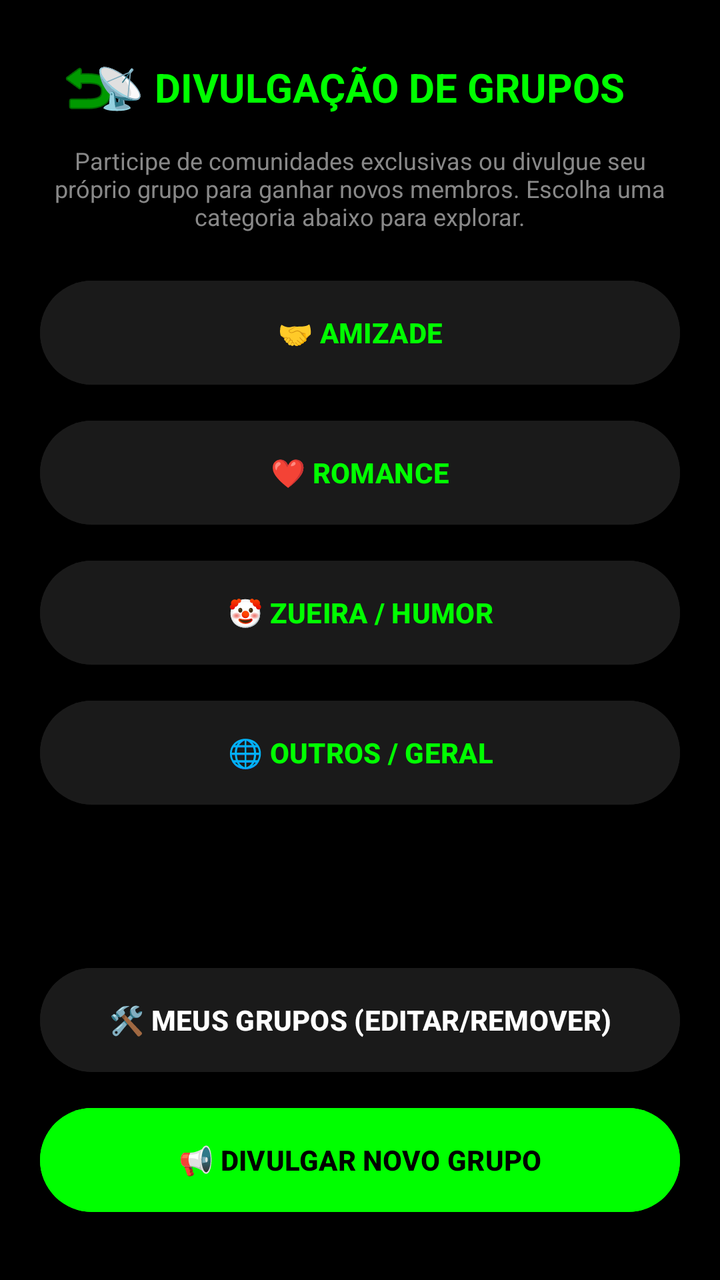
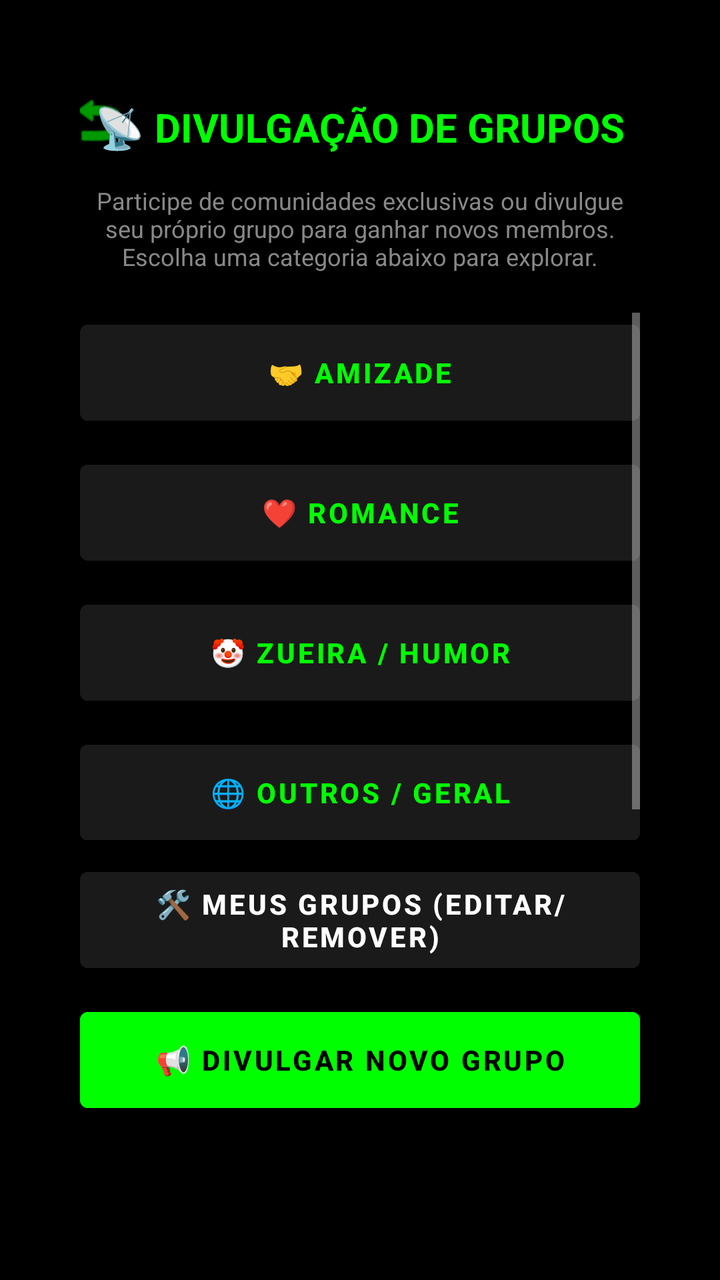

Before-and-after screenshots of an Android layout around one commit, followed by the original layout XML and the change that was made.
<!-- AndroidManifest.xml: application theme Theme.CyberSoberano -->
<!-- res/layout/activity_grupos_categorias.xml -->
<?xml version="1.0" encoding="utf-8"?>
<RelativeLayout xmlns:android="http://schemas.android.com/apk/res/android"
    android:layout_width="match_parent"
    android:layout_height="match_parent"
    android:background="#000000"
    android:padding="20dp">

    <ImageButton
        android:id="@+id/btnVoltar"
        android:layout_width="48dp"
        android:layout_height="48dp"
        android:layout_alignParentTop="true"
        android:background="?attr/selectableItemBackgroundBorderless"
        android:src="@android:drawable/ic_menu_revert"
        android:tint="#00FF00" />

    <TextView
        android:id="@+id/titulo"
        android:layout_width="wrap_content"
        android:layout_height="wrap_content"
        android:layout_centerHorizontal="true"
        android:layout_marginTop="10dp"
        android:text="📡 DIVULGAÇÃO DE GRUPOS"
        android:textColor="#00FF00"
        android:textSize="20sp"
        android:textStyle="bold" />

    <TextView
        android:id="@+id/txtDescricao"
        android:layout_width="match_parent"
        android:layout_height="wrap_content"
        android:layout_below="@id/titulo"
        android:layout_marginTop="15dp"
        android:gravity="center"
        android:text="Participe de comunidades exclusivas ou divulgue seu próprio grupo para ganhar novos membros. Escolha uma categoria abaixo para explorar."
        android:textColor="#888888"
        android:textSize="12sp" />

    <ScrollView
        android:layout_width="match_parent"
        android:layout_height="match_parent"
        android:layout_above="@id/btnMeusGrupos"
        android:layout_below="@id/txtDescricao"
        android:layout_marginTop="20dp"
        android:layout_marginBottom="10dp">

        <LinearLayout
            android:layout_width="match_parent"
            android:layout_height="wrap_content"
            android:orientation="vertical">

            <Button
                android:id="@+id/btnAmizade"
                android:layout_width="match_parent"
                android:layout_height="60dp"
                android:layout_marginBottom="10dp"
                android:backgroundTint="#1A1A1A"
                android:text="🤝 AMIZADE"
                android:textColor="#00FF00"
                android:textStyle="bold" />

            <Button
                android:id="@+id/btnRomance"
                android:layout_width="match_parent"
                android:layout_height="60dp"
                android:layout_marginBottom="10dp"
                android:backgroundTint="#1A1A1A"
                android:text="❤️ ROMANCE"
                android:textColor="#00FF00"
                android:textStyle="bold" />

            <Button
                android:id="@+id/btnZueira"
                android:layout_width="match_parent"
                android:layout_height="60dp"
                android:layout_marginBottom="10dp"
                android:backgroundTint="#1A1A1A"
                android:text="🤡 ZUEIRA / HUMOR"
                android:textColor="#00FF00"
                android:textStyle="bold" />

            <Button
                android:id="@+id/btnOutros"
                android:layout_width="match_parent"
                android:layout_height="60dp"
                android:layout_marginBottom="10dp"
                android:backgroundTint="#1A1A1A"
                android:text="🌐 OUTROS / GERAL"
                android:textColor="#00FF00"
                android:textStyle="bold" />

        </LinearLayout>
    </ScrollView>

    <Button
        android:id="@+id/btnMeusGrupos"
        android:layout_width="match_parent"
        android:layout_height="60dp"
        android:layout_above="@id/btnAnunciar"
        android:layout_marginBottom="10dp"
        android:backgroundTint="#1A1A1A"
        android:text="🛠️ MEUS GRUPOS (EDITAR/REMOVER)"
        android:textColor="#FFFFFF"
        android:textStyle="bold" />

    <Button
        android:id="@+id/btnAnunciar"
        android:layout_width="match_parent"
        android:layout_height="60dp"
        android:layout_alignParentBottom="true"
        android:layout_marginBottom="10dp"
        android:backgroundTint="#00FF00"
        android:text="📢 DIVULGAR NOVO GRUPO"
        android:textColor="#000000"
        android:textStyle="bold" />

</RelativeLayout>
<!-- resources referenced by this layout -->
<resources>
  <style name="Theme.CyberSoberano" parent="Base.Theme.CyberSoberano" />
  <style name="Base.Theme.CyberSoberano" parent="Theme.Material3.DayNight.NoActionBar">
          
          
      </style>
</resources>

<!-- the commit's change to res/layout/activity_grupos_categorias.xml (unified diff, before → after) -->
@@ -3,12 +3,12 @@
     android:layout_width="match_parent"
     android:layout_height="match_parent"
     android:background="#000000"
-    android:padding="20dp">
+    android:padding="40dp">
 
     <ImageButton
         android:id="@+id/btnVoltar"
-        android:layout_width="48dp"
-        android:layout_height="48dp"
+        android:layout_width="20dp"
+        android:layout_height="40dp"
         android:layout_alignParentTop="true"
         android:background="?attr/selectableItemBackgroundBorderless"
         android:src="@android:drawable/ic_menu_revert"
@@ -108,7 +108,7 @@
         android:layout_width="match_parent"
         android:layout_height="60dp"
         android:layout_alignParentBottom="true"
-        android:layout_marginBottom="10dp"
+        android:layout_marginBottom="40dp"
         android:backgroundTint="#00FF00"
         android:text="📢 DIVULGAR NOVO GRUPO"
         android:textColor="#000000"
<!-- resource entries referenced after the edit -->
@@ -1,9 +1,25 @@
 <!-- resources referenced by this layout -->
 <resources>
-  <style name="Theme.CyberSoberano" parent="Base.Theme.CyberSoberano" />
-  <style name="Base.Theme.CyberSoberano" parent="Theme.Material3.DayNight.NoActionBar">
-          
-          
+  <style name="Theme.CyberSoberano" parent="Theme.MaterialComponents.NoActionBar">
+          <item name="colorPrimary">#000000</item>
+          <item name="colorPrimaryVariant">#000000</item>
+          <item name="colorOnPrimary">#00FF00</item>
+  
+          <item name="colorSecondary">#00FF00</item>
+          <item name="colorSecondaryVariant">#00CC00</item>
+          <item name="colorOnSecondary">#000000</item>
+  
+          <item name="android:statusBarColor" tools:targetApi="l">#000000</item>
+  
+          <item name="android:windowBackground">#000000</item>
+  
+          <item name="alertDialogTheme">@style/ThemeOverlay.CyberSoberano.Dialog</item>
+          <item name="materialAlertDialogTheme">@style/ThemeOverlay.CyberSoberano.Dialog</item>
+      </style>
+  <style name="ThemeOverlay.CyberSoberano.Dialog" parent="ThemeOverlay.MaterialComponents.MaterialAlertDialog">
+          <item name="colorPrimary">#00FF00</item>
+          <item name="android:textColorPrimary">#00FF00</item>
+          <item name="android:background">#111111</item>
       </style>
 </resources>
 
